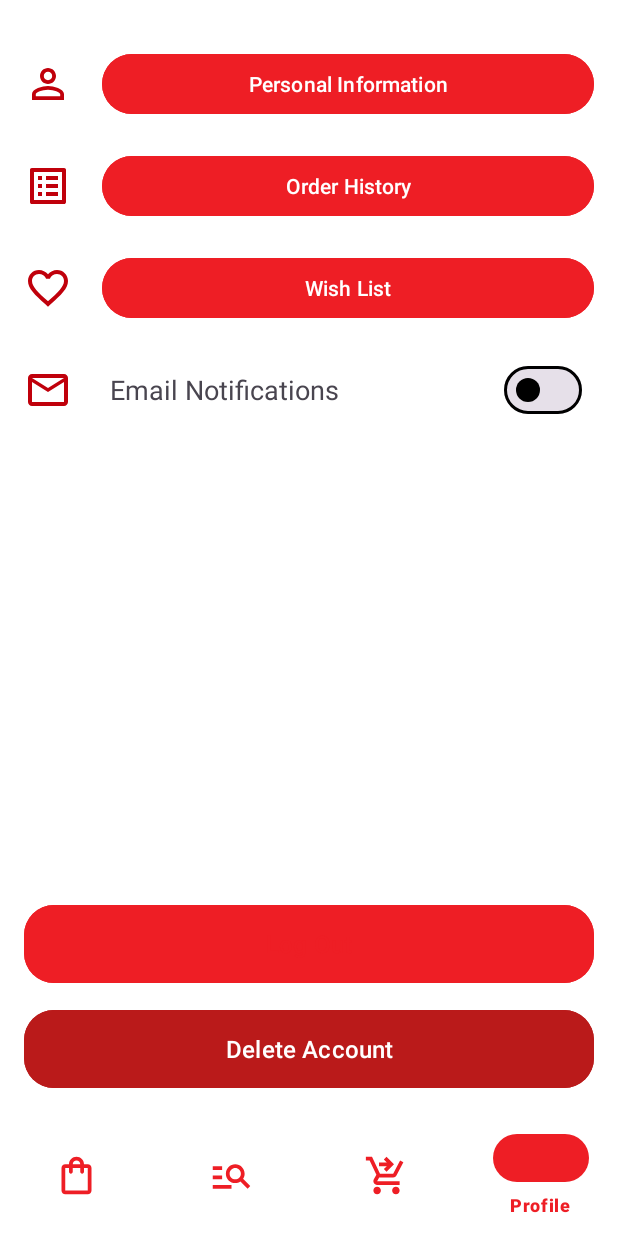
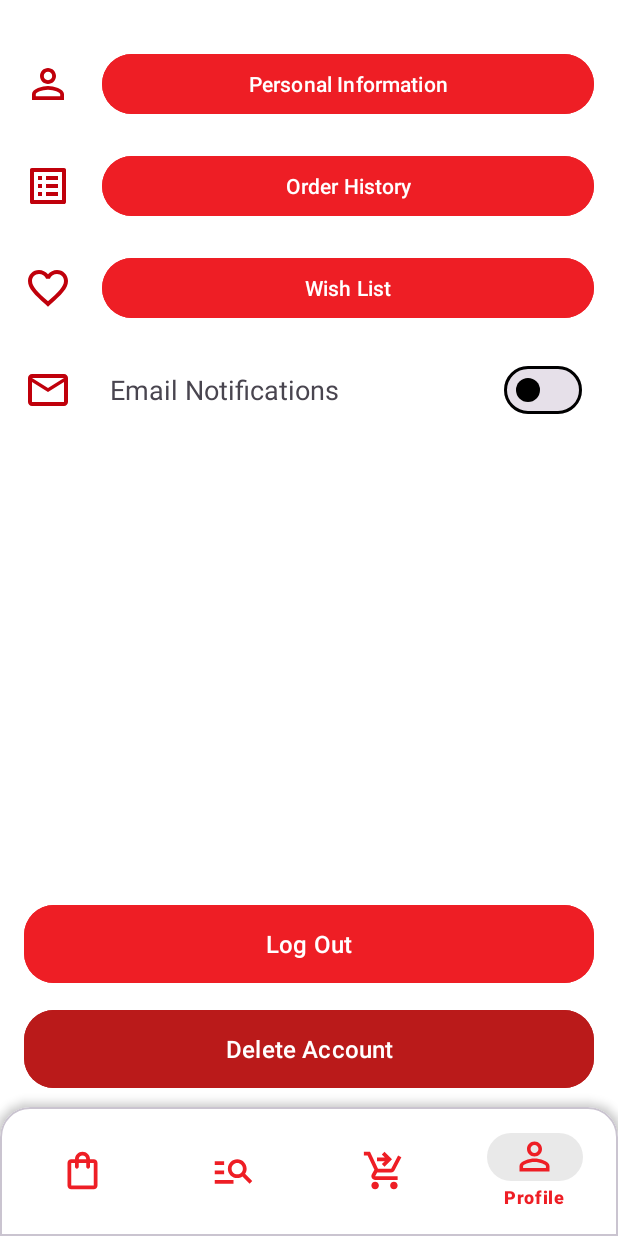
Before and after one commit to Pierce-Robinson/MediaSpace, an Android app: the screen it shows after launch once a user with an empty profile is signed in (HomeActivity), item 4 of the bottom bar chosen, on a phone screen of 412 x 824 dp. Run offline under Robolectric (Android 15) with nearby library versions, the phone set to English and light mode, and no system bars; our stand-ins replace Firebase (no records; nobody signed in at launch, a user with empty details on screens opened directly).

Commit message:
colour changes + nav shadow added

```diff
--- a/app/build.gradle.kts
+++ b/app/build.gradle.kts
@@ -56,6 +56,7 @@ dependencies {
     implementation("com.google.firebase:firebase-auth-ktx:22.2.0")
     implementation("com.google.firebase:firebase-storage-ktx")
     testImplementation("junit:junit:4.13.2")
+    implementation ("androidx.cardview:cardview:1.0.0")
     androidTestImplementation("androidx.test.ext:junit:1.1.5")
     androidTestImplementation("androidx.test.espresso:espresso-core:3.5.1")
 }
--- a/app/src/main/res/layout/activity_home.xml
+++ b/app/src/main/res/layout/activity_home.xml
@@ -12,17 +12,27 @@
         android:layout_height="match_parent"
         android:id="@+id/frame_container" />
 
+    <com.google.android.material.card.MaterialCardView
+        style="@style/CustomCardViewStyle"
+        android:layout_width="match_parent"
+        android:layout_height="wrap_content"
+        android:layout_gravity="bottom"
+        android:backgroundTint="?android:addPrintersActivity"
+        app:cardElevation="20dp"
+        > <!-- Adjust the elevation value for a stronger shadow effect -->
+
         <com.google.android.material.bottomnavigation.BottomNavigationView
             android:id="@+id/bottomNavView"
             android:layout_width="match_parent"
-        android:layout_height="wrap_content"
-        android:layout_gravity="bottom"
+            android:layout_height="75dp"
             app:menu="@menu/bottom_nav_menu"
-        android:background="?attr/colorOnPrimary"
+            android:background="?android:addPrintersActivity"
             app:itemIconSize="30dp"
             app:itemIconTint="?attr/colorPrimary"
             app:itemTextColor="?colorPrimary"
             app:hideOnScroll="true"
             />
+    </com.google.android.material.card.MaterialCardView>
+
 
 </androidx.coordinatorlayout.widget.CoordinatorLayout>
--- a/app/src/main/res/layout/fragment_profile.xml
+++ b/app/src/main/res/layout/fragment_profile.xml
@@ -156,7 +156,6 @@
         android:layout_width="match_parent"
         android:layout_height="60dp"
         android:backgroundTint="?attr/colorPrimaryContainer"
-        android:textColor="?attr/colorPrimary"
         android:text="Log Out"
         android:textSize="16dp"
         app:cornerRadius="20dp"
--- a/app/src/main/res/values-night/themes.xml
+++ b/app/src/main/res/values-night/themes.xml
@@ -1,14 +1,14 @@
 
 <resources>
     <style name="AppTheme" parent="Theme.Material3.Dark.NoActionBar">
-        <item name="colorPrimary">@color/md_theme_dark_primary</item>
-        <item name="colorOnPrimary">@color/md_theme_dark_onPrimary</item>
-        <item name="colorPrimaryContainer">@color/md_theme_dark_primaryContainer</item>
-        <item name="colorOnPrimaryContainer">@color/md_theme_dark_onPrimaryContainer</item>
-        <item name="colorSecondary">@color/md_theme_dark_secondary</item>
-        <item name="colorOnSecondary">@color/md_theme_dark_onSecondary</item>
+        <item name="colorPrimary">@color/seed</item>
+        <item name="colorOnPrimary">@color/md_theme_light_onPrimary_white</item>
+        <item name="colorPrimaryContainer">@color/seed</item>
+        <item name="colorOnPrimaryContainer">@color/md_theme_light_onPrimary_white</item>
+        <item name="colorSecondary">@color/seed</item>
+        <item name="colorOnSecondary">@color/md_theme_light_onPrimary_white</item>
         <item name="colorSecondaryContainer">@color/custom_lgrey</item>
-        <item name="colorOnSecondaryContainer">@color/md_theme_dark_onSecondaryContainer</item>
+        <item name="colorOnSecondaryContainer">@color/md_theme_light_onPrimary_white</item>
         <item name="colorTertiary">@color/md_theme_dark_tertiary</item>
         <item name="colorOnTertiary">@color/md_theme_dark_onTertiary</item>
         <item name="colorTertiaryContainer">@color/md_theme_dark_tertiaryContainer</item>
@@ -18,12 +18,12 @@
         <item name="colorOnError">@color/md_theme_dark_onError</item>
         <item name="colorOnErrorContainer">@color/md_theme_dark_onErrorContainer</item>
         <item name="android:colorBackground">@color/custom_dgrey</item>
-        <item name="colorOnBackground">@color/md_theme_dark_onBackground</item>
+        <item name="colorOnBackground">@color/offwhite</item>
         <item name="colorSurface">@color/md_theme_dark_surface</item>
         <item name="colorOnSurface">@color/md_theme_dark_onSurface</item>
         <item name="colorSurfaceVariant">@color/md_theme_dark_surfaceVariant</item>
         <item name="colorOnSurfaceVariant">@color/md_theme_dark_onSurfaceVariant</item>
-        <item name="colorOutline">@color/md_theme_dark_outline</item>
+        <item name="colorOutline">@color/offwhite</item>
         <item name="colorOnSurfaceInverse">@color/md_theme_dark_inverseOnSurface</item>
         <item name="colorSurfaceInverse">@color/md_theme_dark_inverseSurface</item>
         <item name="colorPrimaryInverse">@color/md_theme_dark_inversePrimary</item>
--- a/app/src/main/res/values/colors.xml
+++ b/app/src/main/res/values/colors.xml
@@ -61,11 +61,17 @@
     <color name="md_theme_dark_surfaceTint">#FFB4AB</color>
     <color name="md_theme_dark_outlineVariant">#534341</color>
     <color name="md_theme_dark_scrim">#000000</color>
+    <color name="black">#000000</color>
+    <color name="white">#FFFFFF</color>
+    <color name="offwhite">#CCFFFFFF</color>
+
 
 
     <color name="custom_grey">#474747</color>
     <color name="custom_dgrey">#333333</color>
     <color name="custom_lgrey">#5A5A5A</color>
+    <color name="custom_llgrey">#41A8A8A8</color>
+
     <color name="md_theme_light_secondaryContainerl">#F6B8B1</color>
 
 </resources>
--- a/app/src/main/res/values/styles.xml
+++ b/app/src/main/res/values/styles.xml
@@ -30,4 +30,17 @@
     <style name="App.Custom.Indicator" parent="Widget.Material3.BottomNavigationView.ActiveIndicator">
         <item name="android:color">@color/custom_lgrey</item>
     </style>
+
+    <style name="CustomCardViewStyle" parent="@style/Widget.MaterialComponents.CardView">
+        <item name="shapeAppearanceOverlay">@style/ShapeAppearanceOverlay_card_custom_corners</item>
+    </style>
+
+
+    <style name="ShapeAppearanceOverlay_card_custom_corners" parent="">
+        <item name="cornerFamily">rounded</item>
+        <item name="cornerSizeTopRight">20dp</item>
+        <item name="cornerSizeTopLeft">20dp</item>
+        <item name="cornerSizeBottomRight">0dp</item>
+        <item name="cornerSizeBottomLeft">0dp</item>
+    </style>
 </resources>
--- a/app/src/main/res/values/themes.xml
+++ b/app/src/main/res/values/themes.xml
@@ -7,7 +7,7 @@
         <item name="colorOnPrimaryContainer">@color/md_theme_light_onPrimary_white</item>
         <item name="colorSecondary">@color/seed</item>
         <item name="colorOnSecondary">@color/md_theme_light_onPrimary_white</item>
-        <item name="colorSecondaryContainer">@color/seed</item>
+        <item name="colorSecondaryContainer">@color/custom_llgrey</item>
         <item name="colorOnSecondaryContainer">@color/md_theme_light_onPrimary_white</item>
         <item name="colorTertiary">@color/seed</item>
         <item name="colorOnTertiary">@color/md_theme_light_onPrimary_white</item>
@@ -23,10 +23,15 @@
         <item name="colorOnSurface">@color/md_theme_light_onSurface</item>
         <item name="colorSurfaceVariant">@color/md_theme_light_surfaceVariant</item>
         <item name="colorOnSurfaceVariant">@color/md_theme_light_primaryContainer_black</item>
-        <item name="colorOutline">@color/md_theme_light_primaryContainer_black</item>
+        <item name="colorOutline">@color/black</item>
         <item name="colorOnSurfaceInverse">@color/md_theme_light_inverseOnSurface</item>
         <item name="colorSurfaceInverse">@color/md_theme_light_inverseSurface</item>
         <item name="colorPrimaryInverse">@color/md_theme_light_inversePrimary</item>
+
         <item name="android:statusBarColor">@color/md_theme_light_primary</item>
+        <item name="android:addPrintersActivity">@color/white</item>
+
+        <item name="android:ambientShadowAlpha">0.2</item>
+        <item name="android:spotShadowAlpha">0.2</item>
     </style>
 </resources>
```
Lines whose indentation alone changed are shown as unchanged.
